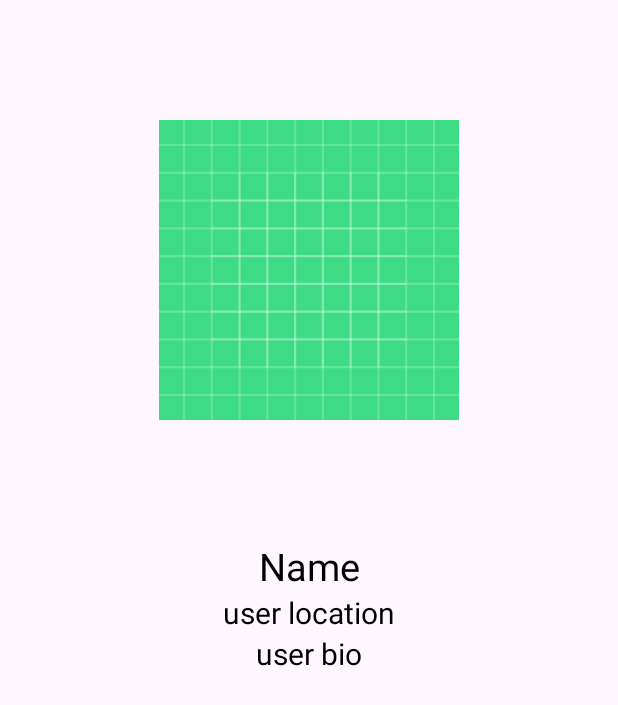
After one commit to HadiMuhammed/DemoAppAndroid, an Android app: the layout activity_user_profile.xml on its own in the app's theme, with its tools: preview values and no code run, on a phone screen of 412 x 824 dp. The commit adds this screen. Shown: the top 705 px of the screen. Run offline under Robolectric (Android 15) with nearby library versions, the phone set to English and light mode, and no system bars.

Commit message:
Added user profile click from item list

```diff
--- a/app/src/main/AndroidManifest.xml
+++ b/app/src/main/AndroidManifest.xml
@@ -1,8 +1,10 @@
 <?xml version="1.0" encoding="utf-8"?>
 <manifest xmlns:android="http://schemas.android.com/apk/res/android"
     xmlns:tools="http://schemas.android.com/tools">
+
     <uses-permission android:name="android.permission.INTERNET" />
     <uses-permission android:name="android.permission.ACCESS_NETWORK_STATE" />
+
     <application
         android:allowBackup="true"
         android:dataExtractionRules="@xml/data_extraction_rules"
@@ -13,6 +15,9 @@
         android:supportsRtl="true"
         android:theme="@style/Theme.DemoApp"
         tools:targetApi="31">
+        <activity
+            android:name=".UserProfileActivity"
+            android:exported="false" />
         <activity
             android:name=".MainActivity"
             android:exported="true">
--- a/app/src/main/java/com/example/demoapp/MainActivity.java
+++ b/app/src/main/java/com/example/demoapp/MainActivity.java
@@ -114,7 +114,9 @@ public class MainActivity extends AppCompatActivity {
                 String description = post.has("description") ? post.getString("description") : "No description";
                 String userName = post.getJSONObject("user").getString("username");
                 String profilePic = post.getJSONObject("user").getJSONObject("profile_image").getString("small");
-                userPostsList.add(new UserPostsModel(imgUrl, description, userName, profilePic));
+                String userBio = post.getJSONObject("user").has("bio") ? post.getJSONObject("user").getString("bio") : "No bio available";
+                String userLocation = post.getJSONObject("user").has("location") ? post.getJSONObject("user").getString("location") : "No location available";
+                userPostsList.add(new UserPostsModel(imgUrl, description, userName, profilePic, userBio, userLocation));
             } catch (Exception e) {
                 e.printStackTrace();
             }
@@ -123,4 +125,5 @@ public class MainActivity extends AppCompatActivity {
     }
 
 
+
 }
--- /dev/null
+++ b/app/src/main/res/layout/activity_user_profile.xml
@@ -0,0 +1,47 @@
+<?xml version="1.0" encoding="utf-8"?>
+<LinearLayout xmlns:android="http://schemas.android.com/apk/res/android"
+    xmlns:app="http://schemas.android.com/apk/res-auto"
+    xmlns:tools="http://schemas.android.com/tools"
+    android:id="@+id/main"
+    android:layout_width="match_parent"
+    android:layout_height="match_parent"
+    tools:context=".UserProfileActivity"
+    android:orientation="vertical">
+
+    <LinearLayout
+        android:orientation="vertical"
+        android:layout_width="match_parent"
+        android:layout_height="wrap_content">
+
+        <ImageView
+            android:layout_width="match_parent"
+            android:layout_height="200dp"
+            android:layout_margin="80dp"
+            android:src="@drawable/ic_launcher_background"
+            android:id="@+id/id_profile_pic" />
+        <TextView
+            android:id="@+id/id_user_name"
+            android:layout_width="match_parent"
+            android:layout_height="wrap_content"
+            android:textAlignment="center"
+            android:textSize="25dp"
+            android:text="Name"
+            android:textColor="@color/black" />
+        <TextView
+            android:id="@+id/id_user_location"
+            android:layout_width="match_parent"
+            android:layout_height="wrap_content"
+            android:textAlignment="center"
+            android:textSize="20dp"
+            android:text="user location"
+            android:textColor="@color/black" />
+        <TextView
+            android:id="@+id/id_user_bio"
+            android:layout_width="match_parent"
+            android:layout_height="wrap_content"
+            android:textAlignment="center"
+            android:textSize="20dp"
+            android:text="user bio"
+            android:textColor="@color/black" />
+    </LinearLayout>
+</LinearLayout>
```
Also changed, not shown: app/src/main/java/com/example/demoapp/PostsRVAdaptor.java (+24 -6 lines), app/src/main/java/com/example/demoapp/UserPostsModel.java (+23 -2 lines), app/src/main/java/com/example/demoapp/UserProfileActivity.java (added, +49 -0 lines), app/src/main/res/layout/posts_rv_item.xml (+5 -4 lines).
